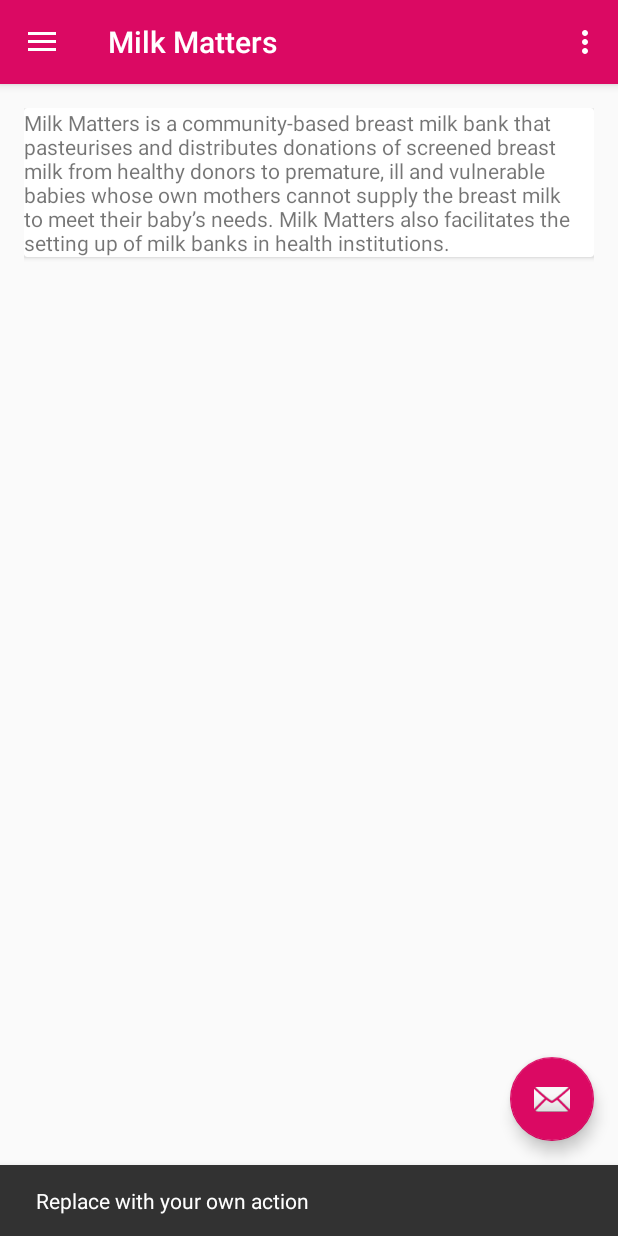
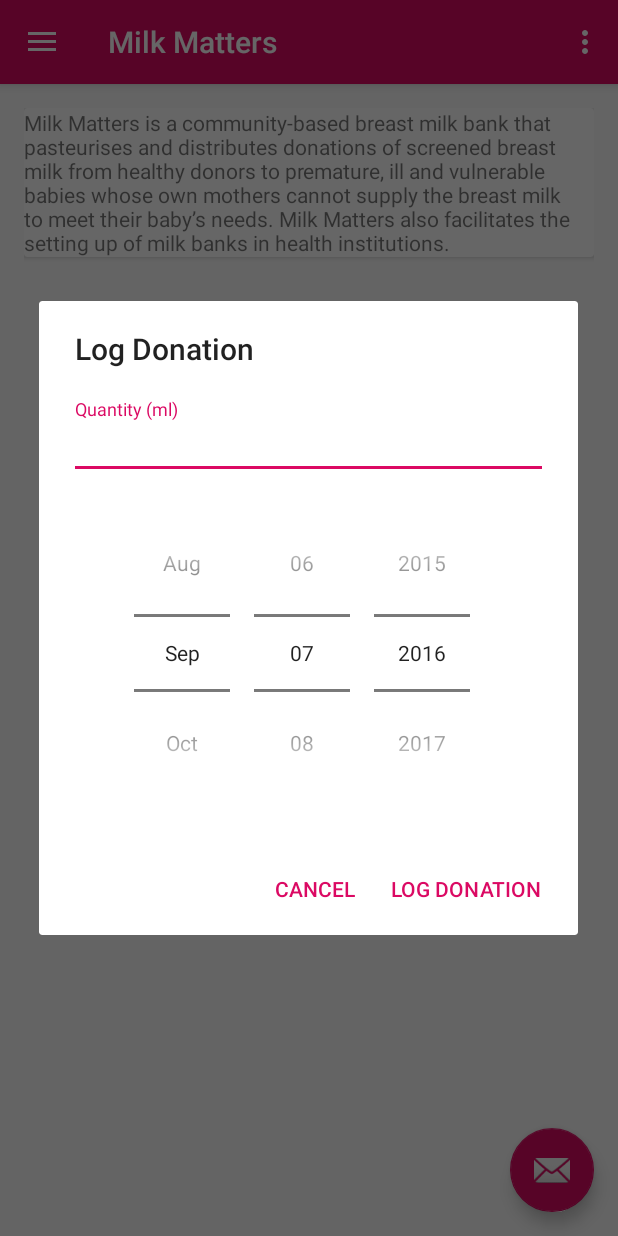
Before and after one commit to mitch-a-green/MilkMatters, an Android app: the screen it shows after launch (MainActivity), after a tap on an icon or button, on a phone screen of 412 x 824 dp. Run offline under Robolectric (Android 15) with nearby library versions, the phone set to English and light mode, and no system bars.

Commit message:
Merge branch 'master' of /home/mitchell/AndroidStudioProjects/MilkMatters with conflicts.

```diff
--- a/app/src/main/java/com/milkmatters/honoursproject/milkmatters/activities/MainActivity.java
+++ b/app/src/main/java/com/milkmatters/honoursproject/milkmatters/activities/MainActivity.java
@@ -1,11 +1,14 @@
 package com.milkmatters.honoursproject.milkmatters.activities;
 
 import android.os.Bundle;
+import android.support.design.widget.CoordinatorLayout;
 import android.support.design.widget.FloatingActionButton;
 import android.support.design.widget.Snackbar;
+import android.support.v4.app.DialogFragment;
 import android.support.v4.app.Fragment;
 import android.support.v4.app.FragmentManager;
 import android.support.v4.app.FragmentTransaction;
+import android.util.Log;
 import android.view.View;
 import android.support.design.widget.NavigationView;
 import android.support.v4.view.GravityCompat;
@@ -15,8 +18,11 @@
 import android.support.v7.widget.Toolbar;
 import android.view.Menu;
 import android.view.MenuItem;
+import android.widget.Toast;
 
 import com.milkmatters.honoursproject.milkmatters.R;
+import com.milkmatters.honoursproject.milkmatters.database.DonationsTableHelper;
+import com.milkmatters.honoursproject.milkmatters.dialogs.LogDonationDialogFragment;
 import com.milkmatters.honoursproject.milkmatters.fragments.AboutFragment;
 import com.milkmatters.honoursproject.milkmatters.fragments.BecomeDonorFragment;
 import com.milkmatters.honoursproject.milkmatters.fragments.DepotLocatorFragment;
@@ -24,9 +30,11 @@
 import com.milkmatters.honoursproject.milkmatters.fragments.EducationFragment;
 import com.milkmatters.honoursproject.milkmatters.fragments.HomeFragment;
 import com.milkmatters.honoursproject.milkmatters.fragments.NewsFeedFragment;
+import com.milkmatters.honoursproject.milkmatters.model.Donation;
 
 public class MainActivity extends AppCompatActivity
-        implements NavigationView.OnNavigationItemSelectedListener {
+        implements NavigationView.OnNavigationItemSelectedListener,
+        LogDonationDialogFragment.LogDonationDialogCallbackInterface {
     private Fragment fragment;
 
     @Override
@@ -44,8 +52,7 @@
         fab.setOnClickListener(new View.OnClickListener() {
             @Override
             public void onClick(View view) {
-                Snackbar.make(view, "Replace with your own action", Snackbar.LENGTH_LONG)
-                        .setAction("Action", null).show();
+                showLogDonationDialog();
             }
         });
 
@@ -84,9 +91,12 @@
         int id = item.getItemId();
 
         //noinspection SimplifiableIfStatement
-        if (id == R.id.action_settings) {
+        if (id == R.id.action_log_donation) {
+            showLogDonationDialog();
             return true;
         }
+        else if (id == R.id.action_settings)
+            return true;
 
         return super.onOptionsItemSelected(item);
     }
@@ -161,4 +171,44 @@
     {
         super.onPause();
     }
+
+    /**
+     * Method to show the log donation dialog
+     */
+    public void showLogDonationDialog()
+    {
+        DialogFragment newFragment = new LogDonationDialogFragment(); // Create the dialog fragment
+        Bundle b = new Bundle();
+        b.putString("title", "Log Donation");
+        b.putString("hint", "Quantity (ml)");
+        b.putString("name", "");
+        b.putString("positiveButton", "Log Donation");
+        b.putString("negativeButton", "Cancel");
+        newFragment.setArguments(b);
+        newFragment.show(getSupportFragmentManager(), "confirmRename");
+    }
+
+    /**
+     * Log donation dialog callback interface
+     * @param date the date of the donation
+     * @param quantity the quantity donated
+     */
+    @Override
+    public void logDonationDialogCallbackInterface(String date, String quantity)
+    {
+        // add the donation to the database
+        DonationsTableHelper donationsTableHelper =
+                new DonationsTableHelper(this.getApplicationContext());
+        Donation donation = new Donation(String.valueOf(date), Integer.valueOf(quantity));
+        donationsTableHelper.createDonation(donation);
+        donationsTableHelper.closeDB();
+
+        // display a message
+        CoordinatorLayout coordinatorLayout = (CoordinatorLayout)
+                findViewById(R.id.coordinator_layout);
+        Snackbar.make(coordinatorLayout, "Logged your donation.", Snackbar.LENGTH_LONG)
+                .setAction("Action", null).show();
+
+        this.onResume();
+    }
 }
--- /dev/null
+++ b/app/src/main/java/com/milkmatters/honoursproject/milkmatters/dialogs/LogDonationDialogFragment.java
@@ -0,0 +1,105 @@
+package com.milkmatters.honoursproject.milkmatters.dialogs;
+
+import android.app.Dialog;
+import android.content.DialogInterface;
+import android.os.Bundle;
+import android.support.v4.app.DialogFragment;
+import android.support.v7.app.AlertDialog;
+import android.util.Log;
+import android.view.LayoutInflater;
+import android.view.View;
+import android.widget.DatePicker;
+import android.widget.EditText;
+
+import com.milkmatters.honoursproject.milkmatters.R;
+
+/**
+ * Dialog to allow users to log donations
+ * Extends DialogFragment
+ * Takes in a title and strings for the buttons
+ * Has a callback method that returns the user's input
+ * Created by mitchell on 2016/08/19.
+ */
+public class LogDonationDialogFragment extends DialogFragment {
+    /**
+     * Overridden onCreate method
+     * @param savedInstanceState the saved instance state
+     * @return the dialog
+     */
+    @Override
+    public Dialog onCreateDialog(Bundle savedInstanceState) {
+        //Get the arguments
+        Bundle b = getArguments();
+        final String title = b.getString("title"); // The title
+        final String hint = b.getString("hint");
+        final String name = b.getString("name");
+        final String positiveButton = b.getString("positiveButton"); // The positive button text
+        final String negativeButton = b.getString("negativeButton"); // The negative button text
+
+        // Build the alert dialog
+        AlertDialog.Builder builder = new AlertDialog.Builder(getActivity());
+        // Get the layout inflater
+        LayoutInflater inflater = getActivity().getLayoutInflater();
+        // Inflate the view and set the edit text values
+        View view = inflater.inflate(R.layout.dialog_log_donation, null);
+        final EditText quantityEditText = (EditText) view.findViewById(R.id.quantityEditText);
+        // Set the dialog title
+        builder.setTitle(title)
+                .setView(view)
+                // Specify the message, define the call back listener and handle the button clicks
+                .setPositiveButton(positiveButton, new DialogInterface.OnClickListener() {
+                    /**
+                     * Overridden positive button onClick
+                     * Makes a call to the callback interface indicating that the positive button was clicked
+                     *
+                     * @param dialog the dialog
+                     * @param id     the ID
+                     */
+                    @Override
+                    public void onClick(DialogInterface dialog, int id) {
+                        EditText quantityEditText = (EditText)
+                                getDialog().findViewById(R.id.quantityEditText);
+                        DatePicker datePicker = (DatePicker)
+                                getDialog().findViewById(R.id.datePicker);
+                        LogDonationDialogCallbackInterface callback =
+                                (LogDonationDialogCallbackInterface) getTargetFragment();
+                        String date = datePicker.getDayOfMonth() + "-" + datePicker.getMonth()
+                                + "-" + datePicker.getYear();
+                        String quantity = quantityEditText.getText().toString().trim();
+                        if ((quantity.equals("")) || (quantity == null))
+                        {
+                            LogDonationDialogFragment.this.getDialog().cancel();
+                        }
+                        else
+                        {
+                            callback.logDonationDialogCallbackInterface(date, quantity);
+                        }
+                    }
+                })
+                .setNegativeButton(negativeButton, new DialogInterface.OnClickListener() {
+                    /**
+                     * Overridden negative button onClick
+                     * Doesn't do anything
+                     * @param dialog the dialog
+                     * @param id the ID
+                     */
+                    @Override
+                    public void onClick(DialogInterface dialog, int id) {
+                        LogDonationDialogFragment.this.getDialog().cancel();
+                    }
+                });
+
+        return builder.create();
+    }
+
+    /* The activity that creates an instance of this dialog fragment must
+     * implement this interface in order to receive event callbacks.
+     * Each method passes the DialogFragment in case the host needs to query it. */
+    public interface NoticeDialogListener {
+        void onDialogPositiveClick(DialogFragment dialog);
+
+        void onDialogNegativeClick(DialogFragment dialog);
+
+        void onReturnValue(int day);
+    }
+}
--- a/app/src/main/res/layout/app_bar_main.xml
+++ b/app/src/main/res/layout/app_bar_main.xml
@@ -1,5 +1,6 @@
 <?xml version="1.0" encoding="utf-8"?>
 <android.support.design.widget.CoordinatorLayout
+    android:id="@+id/coordinator_layout"
     xmlns:android="http://schemas.android.com/apk/res/android"
     xmlns:app="http://schemas.android.com/apk/res-auto"
     xmlns:tools="http://schemas.android.com/tools"
--- /dev/null
+++ b/app/src/main/res/layout/dialog_log_donation.xml
@@ -0,0 +1,35 @@
+<?xml version="1.0" encoding="utf-8"?>
+<LinearLayout xmlns:android="http://schemas.android.com/apk/res/android"
+    android:orientation="vertical" android:layout_width="match_parent"
+    android:layout_height="match_parent">
+
+    <android.support.design.widget.TextInputLayout
+        android:id="@+id/quantityTextInputLayout"
+        android:layout_marginLeft="20dp"
+        android:layout_marginRight="20dp"
+        android:layout_marginTop="20dp"
+        android:layout_marginBottom="10dp"
+        android:layout_width="match_parent"
+        android:layout_height="wrap_content">
+
+        <EditText
+            android:id="@+id/quantityEditText"
+            android:layout_width="match_parent"
+            android:layout_height="wrap_content"
+            android:hint="Quantity (ml)"
+            android:textSize="16sp"
+            android:inputType="number" />
+    </android.support.design.widget.TextInputLayout>
+
+    <DatePicker
+        android:layout_width="match_parent"
+        android:layout_height="wrap_content"
+        android:layout_marginLeft="20dp"
+        android:layout_marginRight="20dp"
+        android:layout_marginBottom="20dp"
+        android:datePickerMode="spinner"
+        android:calendarTextColor="@color/colorAccent"
+        android:calendarViewShown="false"
+        android:id="@+id/datePicker" />
+
+</LinearLayout>
--- a/app/src/main/res/menu/main.xml
+++ b/app/src/main/res/menu/main.xml
@@ -1,8 +1,12 @@
 <?xml version="1.0" encoding="utf-8"?>
 <menu xmlns:android="http://schemas.android.com/apk/res/android"
     xmlns:app="http://schemas.android.com/apk/res-auto">
+    <item android:id="@+id/action_log_donation"
+        android:title="@string/action_log_donation"
+        android:orderInCategory="100"
+        app:showAsAction="never" />
     <item android:id="@+id/action_settings"
         android:title="@string/action_settings"
-        android:orderInCategory="100"
+        android:orderInCategory="200"
         app:showAsAction="never" />
 </menu>
```
Also changed, not shown: app/src/main/java/com/milkmatters/honoursproject/milkmatters/model/Donation.java (+12 -0 lines), app/src/main/res/values/strings.xml (+1 -12 lines).
